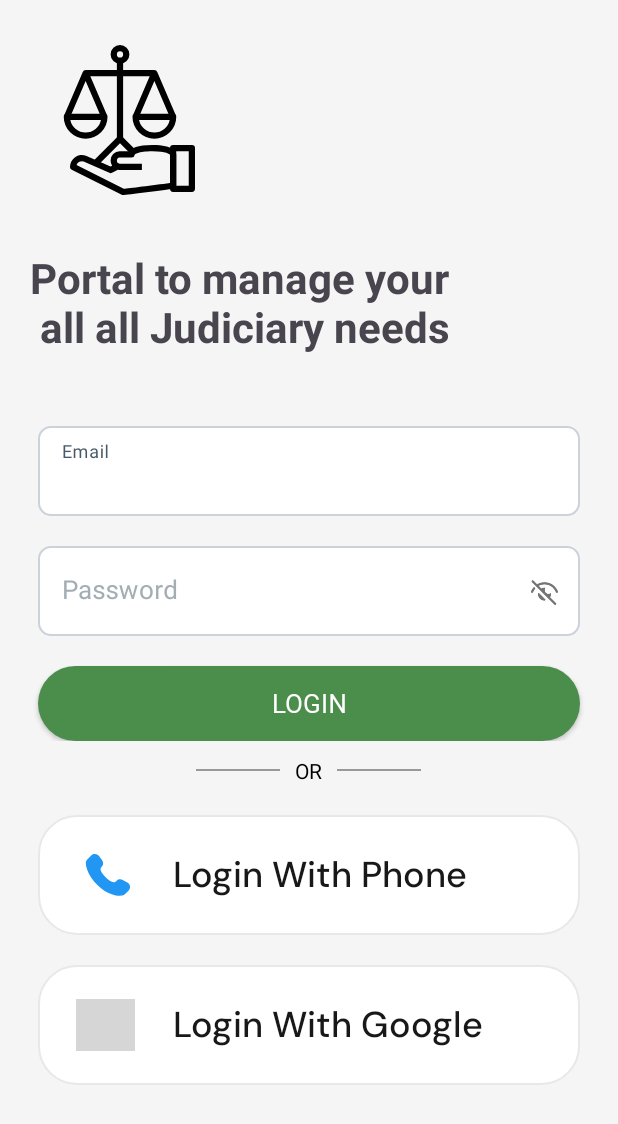
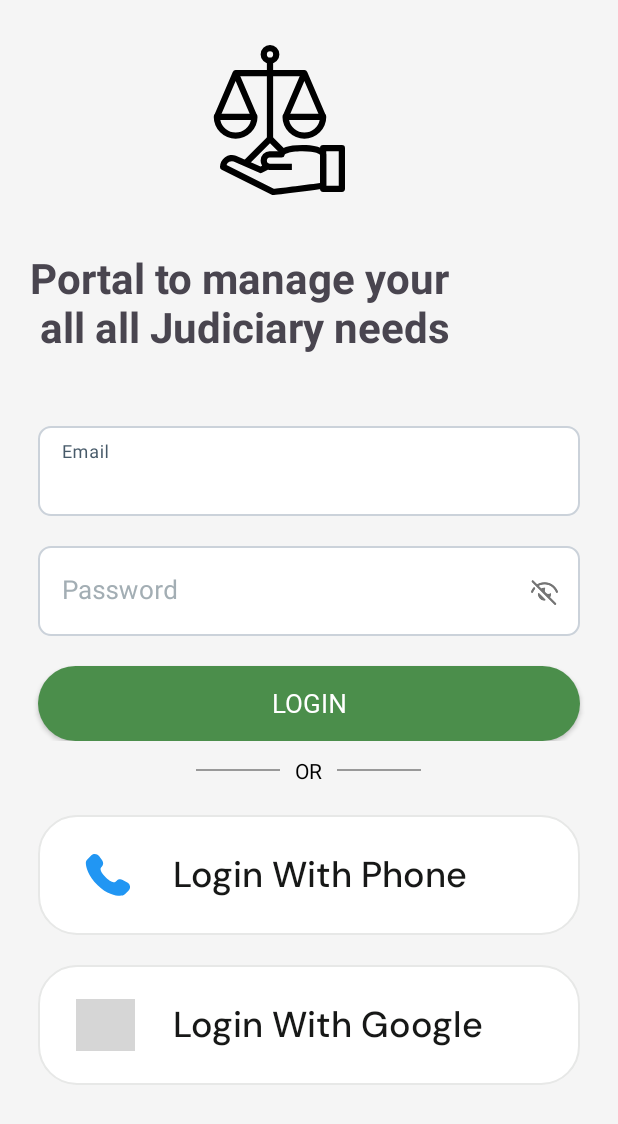
Before and after one commit to Broody-boy/JuryTech, an Android app: the fragment LoginSelectionPage shown on its own in the app's theme, on a phone screen of 412 x 824 dp. Shown: the top 1124 px of the screen. Run offline under Robolectric (Android 15) with nearby library versions, the phone set to English and light mode, and no system bars; grey boxes are pictures that could not be loaded.

Commit message:
centered the logo on signup page

```diff
--- a/app/src/main/res/layout/fragment_lawyer_login.xml
+++ b/app/src/main/res/layout/fragment_lawyer_login.xml
@@ -22,9 +22,10 @@
             <ImageView
                 android:layout_width="100dp"
                 android:layout_height="100dp"
-                android:layout_marginStart="30dp"
+                android:layout_marginStart="130dp"
                 android:layout_marginTop="30dp"
-                android:src="@drawable/ic_law" />
+                android:src="@drawable/ic_law"
+                android:layout_alignParentStart="true" />
 
             <TextView
                 android:layout_width="wrap_content"
```
